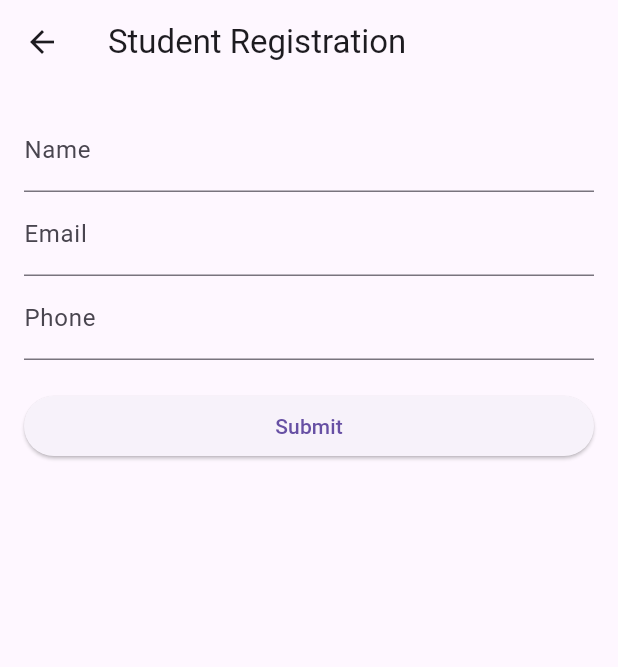
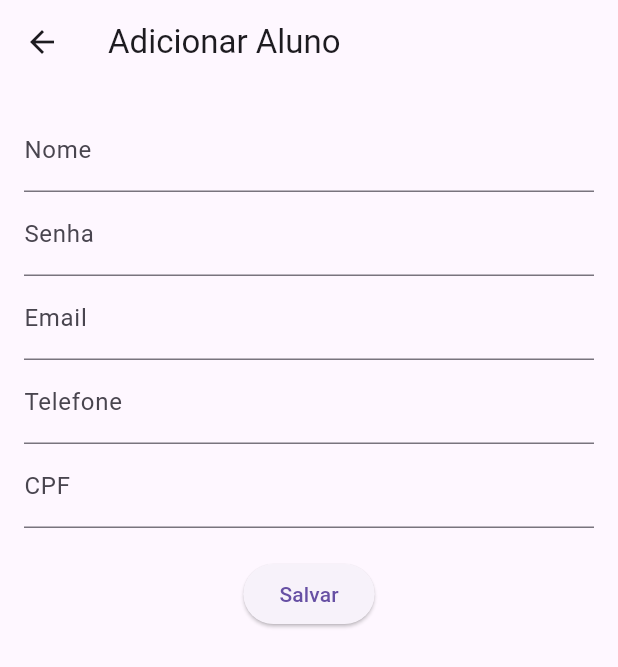
Before and after one commit to earibeiro/project_albus, a Flutter app: the FormStudents screen opened by its route, on a phone screen of 412 x 824 dp. Shown: the top 667 px of the screen. Run offline on Flutter 3.47's test engine with Material 3 defaults, Android fonts, the phone set to English and light mode, and no system bars; our stand-ins replace sqflite, supabase_flutter; accounts and stored records are empty.

Commit message:
Fix: Listagem funcionando mesmo após adição de aluno ao banco de dados; formulário adicionando aluno ao banco de dados

```diff
--- a/lib/app/database/sqlite/dao_student.dart
+++ b/lib/app/database/sqlite/dao_student.dart
@@ -9,7 +9,7 @@ class DaoStudent implements IDAOStudent {
   @override
   Future<DTOStudent> save(DTOStudent dto) async {
     _db = await Connection.open();
-    print('Inserting student: ${dto.name}, ${dto.password}, ${dto.email}, ${dto.phone}, ${dto.cpf}'); // Debug message
+    print('Inserting student: ${dto.name}, ${dto.password}, ${dto.email}, ${dto.phone}, ${dto.cpf}');
     int id = await _db.rawInsert(
       '''INSERT INTO student(name, password, email, phone, cpf)
       VALUES (?, ?, ?, ?, ?)''', [dto.name, dto.password, dto.email, dto.phone, dto.cpf]);
--- a/lib/app/widget/formstudents.dart
+++ b/lib/app/widget/formstudents.dart
@@ -1,3 +1,6 @@
+import 'package:albus/app/application/a_student.dart';
+import 'package:albus/app/database/sqlite/dao_student.dart';
+import 'package:albus/dominio/dto/dto_student.dart';
 import 'package:flutter/material.dart';
 
 class FormStudents extends StatefulWidget {
@@ -8,35 +11,75 @@ class FormStudents extends StatefulWidget {
 class _FormStudentsState extends State<FormStudents> {
   final _formKey = GlobalKey<FormState>();
   final _nameController = TextEditingController();
+  final _passwordController = TextEditingController();
   final _emailController = TextEditingController();
   final _phoneController = TextEditingController();
+  final _cpfController = TextEditingController();
 
   @override
   void dispose() {
     _nameController.dispose();
+    _passwordController.dispose();
     _emailController.dispose();
     _phoneController.dispose();
+    _cpfController.dispose();
     super.dispose();
+  }
+
+  Future<void> _saveStudent() async {
+    if (_formKey.currentState!.validate()) {
+      final student = DTOStudent(
+        name: _nameController.text,
+        password: _passwordController.text,
+        email: _emailController.text,
+        phone: _phoneController.text,
+        cpf: _cpfController.text,
+      );
+
+      AStudent aStudent = AStudent();
+      await aStudent.save(student);
+
+      ScaffoldMessenger.of(context).showSnackBar(
+        SnackBar(content: Text('Aluno salvo com sucesso!')),
+      );
+
+      _nameController.clear();
+      _passwordController.clear();
+      _emailController.clear();
+      _phoneController.clear();
+      _cpfController.clear();
+    }
   }
 
   @override
   Widget build(BuildContext context) {
     return Scaffold(
       appBar: AppBar(
-        title: Text('Student Registration'),
+        title: Text('Adicionar Aluno'),
       ),
       body: Padding(
         padding: const EdgeInsets.all(16.0),
         child: Form(
           key: _formKey,
-          child: ListView(
+          child: Column(
             children: [
               TextFormField(
                 controller: _nameController,
-                decoration: InputDecoration(labelText: 'Name'),
+                decoration: InputDecoration(labelText: 'Nome'),
                 validator: (value) {
                   if (value == null || value.isEmpty) {
-                    return 'Please enter the student\'s name';
+                    return 'Por favor, insira o nome';
+                  }
+                  return null;
+                },
+              ),
+              TextFormField(
+                controller: _passwordController,
+                decoration: InputDecoration(labelText: 'Senha'),
+                obscureText: true,
+                validator: (value) {
+                  if (value == null || value.isEmpty) {
+                    return 'Por favor, insira a senha';
                   }
                   return null;
                 },
@@ -44,36 +87,37 @@ class _FormStudentsState extends State<FormStudents> {
               TextFormField(
                 controller: _emailController,
                 decoration: InputDecoration(labelText: 'Email'),
-                keyboardType: TextInputType.emailAddress,
                 validator: (value) {
                   if (value == null || value.isEmpty) {
-                    return 'Please enter the student\'s email';
-                  }
-                  if (!RegExp(r'^[^@]+@[^@]+\.[^@]+').hasMatch(value)) {
-                    return 'Please enter a valid email address';
+                    return 'Por favor, insira o email';
                   }
                   return null;
                 },
               ),
               TextFormField(
                 controller: _phoneController,
-                decoration: InputDecoration(labelText: 'Phone'),
-                keyboardType: TextInputType.phone,
+                decoration: InputDecoration(labelText: 'Telefone'),
                 validator: (value) {
                   if (value == null || value.isEmpty) {
-                    return 'Please enter the student\'s phone number';
+                    return 'Por favor, insira o telefone';
+                  }
+                  return null;
+                },
+              ),
+              TextFormField(
+                controller: _cpfController,
+                decoration: InputDecoration(labelText: 'CPF'),
+                validator: (value) {
+                  if (value == null || value.isEmpty) {
+                    return 'Por favor, insira o CPF';
                   }
                   return null;
                 },
               ),
               SizedBox(height: 20),
               ElevatedButton(
-                onPressed: () {
-                  if (_formKey.currentState!.validate()) {
-                    print('Form submitted');
-                  }
-                },
-                child: Text('Submit'),
+                onPressed: _saveStudent,
+                child: Text('Salvar'),
               ),
             ],
           ),
--- a/lib/app/widget/students.dart
+++ b/lib/app/widget/students.dart
@@ -1,6 +1,7 @@
 import 'package:albus/app/application/a_student.dart';
 import 'package:albus/dominio/dto/dto_student.dart';
 import 'package:flutter/material.dart';
+
 
 class Students extends StatelessWidget {
   Future<List<DTOStudent>> list() async {
```
Also changed, not shown: lib/app/widget/descriptionstudent.dart (added, +13 -0 lines), 4 other files.
